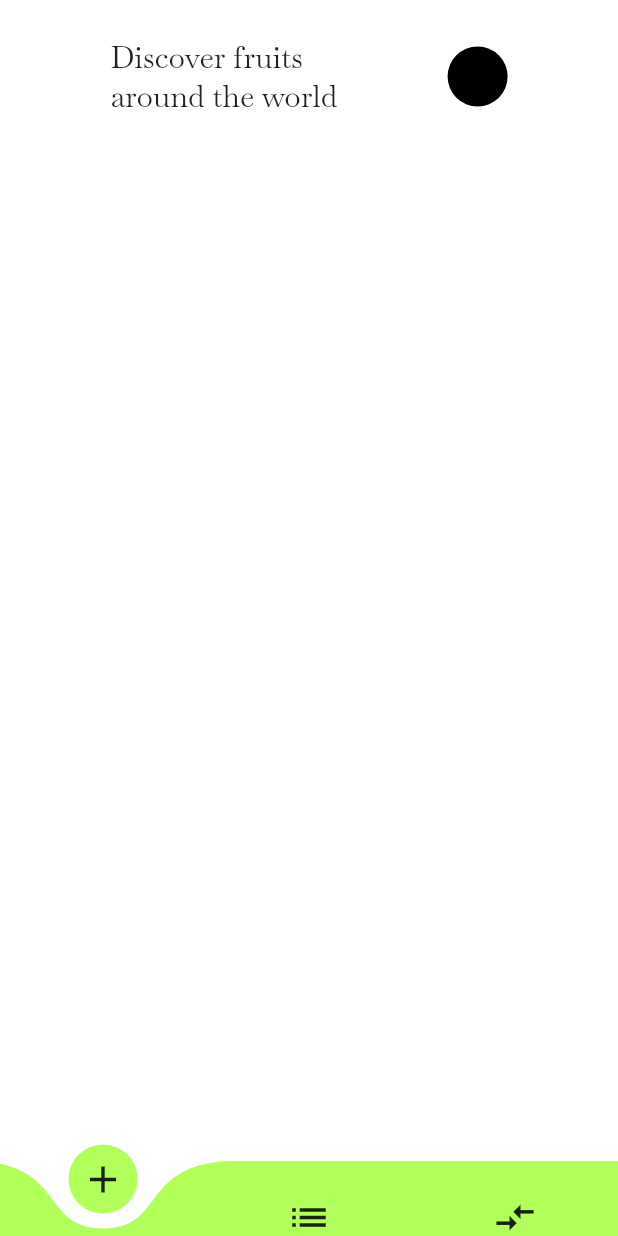
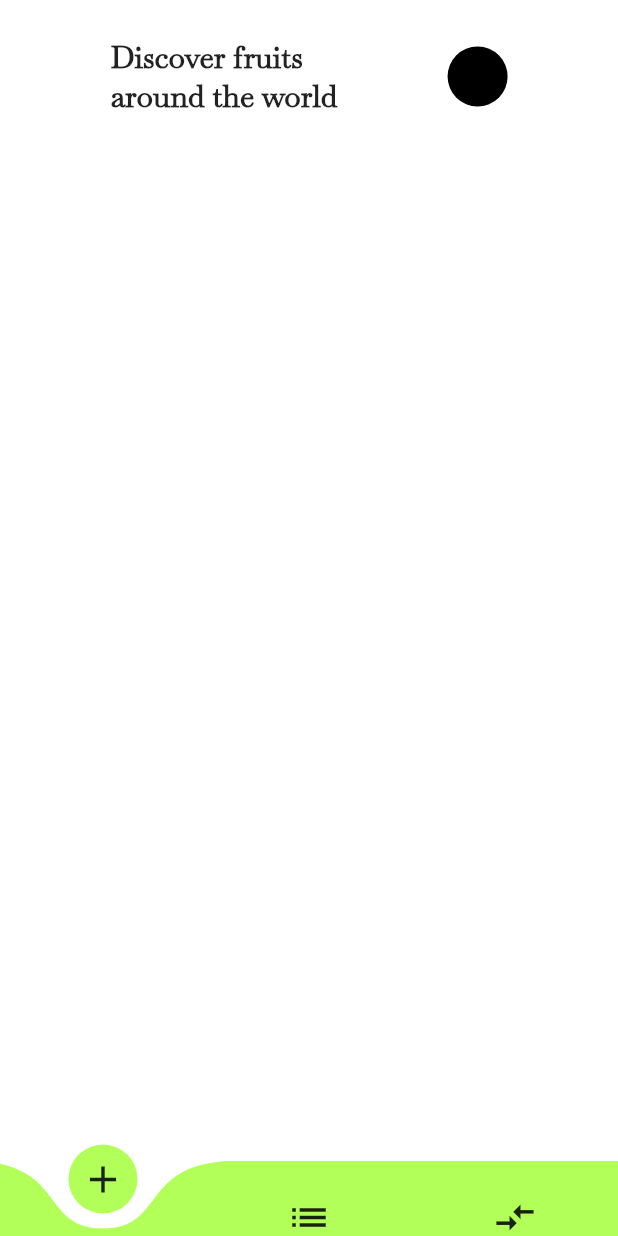
Before and after one commit to mahmoud-eslami/dessert_time, a Flutter app: the screen it shows after launch, on a phone screen of 412 x 824 dp. Run offline on Flutter 3.47's test engine with Material 2 defaults, Android fonts, the phone set to English and light mode, and no system bars; drawn by our look-alikes of curved_navigation_bar; our stand-ins replace bloc, equatable.

```diff
--- a/lib/pages/home.dart
+++ b/lib/pages/home.dart
@@ -23,12 +23,22 @@ class _HomeState extends State<Home> {
       ),
       body: Column(
         children: <Widget>[
-          SizedBox(height: 25,),
+          SizedBox(
+            height: 25,
+          ),
           Row(
             mainAxisAlignment: MainAxisAlignment.spaceEvenly,
             children: <Widget>[
-              Text('Discover fruits\naround the world',style: TextStyle(fontSize: 20),),
-              CircleAvatar(backgroundColor: Colors.black,),
+              Text(
+                'Discover fruits\naround the world',
+                style: TextStyle(
+                  fontSize: 20,
+                  fontWeight: FontWeight.bold,
+                ),
+              ),
+              CircleAvatar(
+                backgroundColor: Colors.black,
+              ),
             ],
           )
         ],
--- a/pubspec.yaml
+++ b/pubspec.yaml
@@ -24,6 +24,7 @@ dependencies:
   # Use with the CupertinoIcons class for iOS style icons.
   cupertino_icons: ^0.1.2
   curved_navigation_bar: ^0.3.1
+  bottom_personalized_dot_bar: ^1.0.2
 
 dev_dependencies:
   flutter_test:
```
Also changed, not shown: pubspec.lock.
